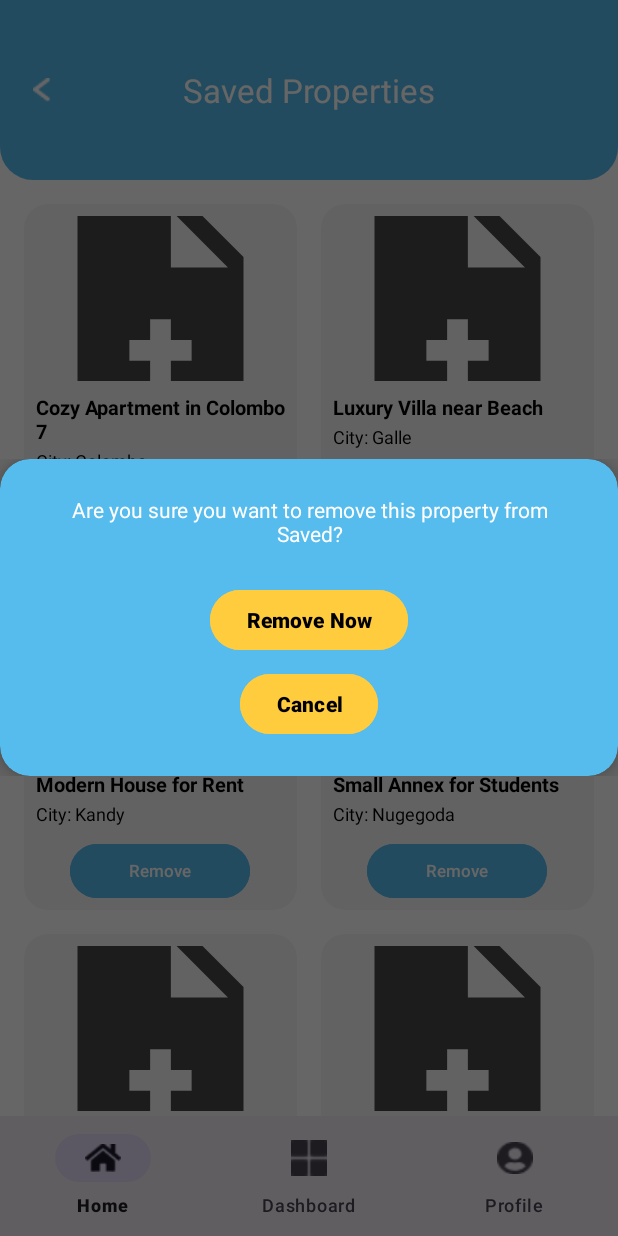
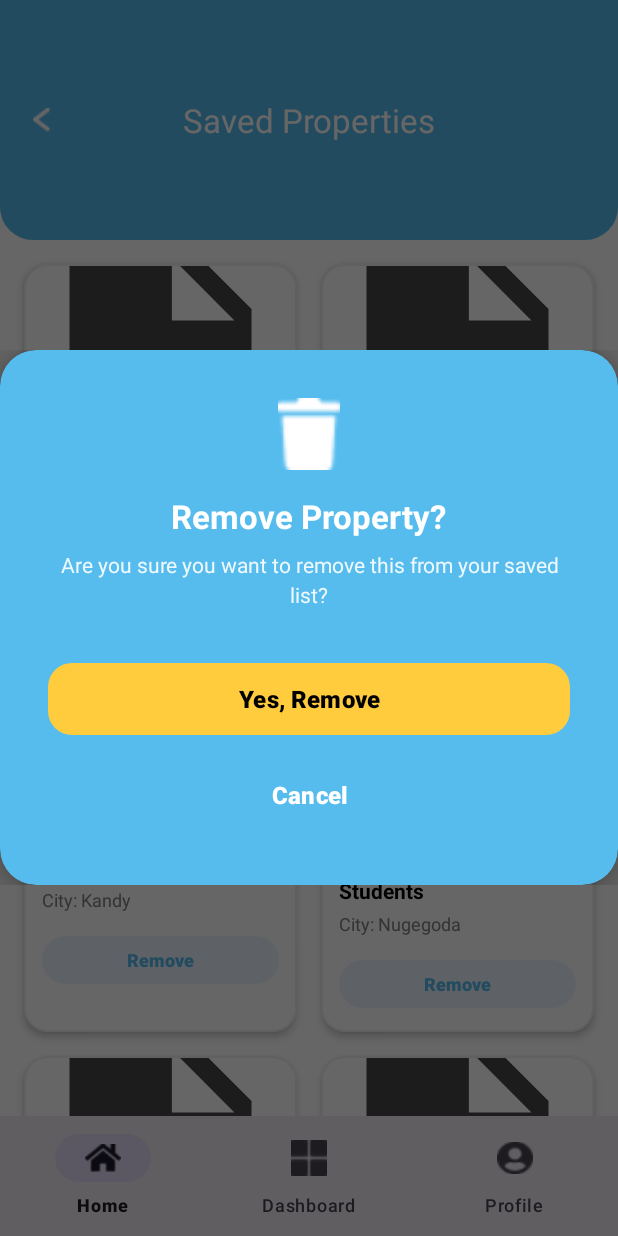
Before and after one commit to TGMeta-Bloom/tgm-rentify-android-mobile-application, an Android app: the SavedPropertiesFragment screen opened through its navigation route, after a tap on "Remove", on a phone screen of 412 x 824 dp. Run offline under Robolectric (Android 15) with nearby library versions, the phone set to English and light mode, and no system bars; our stand-ins replace navigation-ui.

Commit message:
Commit files

```diff
--- a/app/src/main/java/com/example/tgmrentify/view/LibraryFragment.kt
+++ b/app/src/main/java/com/example/tgmrentify/view/LibraryFragment.kt
@@ -7,7 +7,7 @@ import android.view.ViewGroup
 import androidx.fragment.app.Fragment
 import androidx.navigation.fragment.findNavController
 import androidx.recyclerview.widget.LinearLayoutManager
-import com.example.tgmrentify.R // Make sure to import your R for icons
+import com.example.tgmrentify.R
 import com.example.tgmrentify.databinding.FragmentLibraryBinding
 import com.example.tgmrentify.model.LibraryArticle
 import com.example.tgmrentify.model.LibraryCategory
@@ -62,6 +62,9 @@ class LibraryFragment : Fragment() {
             val bottomSheet = ArticleBottomSheet(article)
             bottomSheet.show(parentFragmentManager, "ArticleSheet")
         }
+
+        // --- CRITICAL: TRIGGER THE ANIMATION ---
+        binding.rvLibrary.scheduleLayoutAnimation()
     }
 
     override fun onDestroyView() { super.onDestroyView(); _binding = null }
--- /dev/null
+++ b/app/src/main/res/drawable/bg_white_circle_faded.xml
@@ -0,0 +1,4 @@
+<?xml version="1.0" encoding="utf-8"?>
+<shape xmlns:android="http://schemas.android.com/apk/res/android"
+    android:shape="oval">
+    <solid android:color="#33FFFFFF" /> </shape>
--- a/app/src/main/res/layout/dialog_remove_property.xml
+++ b/app/src/main/res/layout/dialog_remove_property.xml
@@ -1,48 +1,69 @@
 <?xml version="1.0" encoding="utf-8"?>
 <androidx.cardview.widget.CardView xmlns:android="http://schemas.android.com/apk/res/android"
     xmlns:app="http://schemas.android.com/apk/res-auto"
-    android:layout_width="300dp"
+    android:layout_width="320dp"
     android:layout_height="wrap_content"
     app:cardBackgroundColor="@color/app_blue"
-    app:cardCornerRadius="20dp"
-    app:cardElevation="8dp">
+    app:cardCornerRadius="24dp"
+    app:cardElevation="12dp">
 
     <LinearLayout
         android:layout_width="match_parent"
         android:layout_height="wrap_content"
+        android:gravity="center"
         android:orientation="vertical"
-        android:gravity="center"
-        android:padding="24dp">
+        android:padding="32dp">
+
+        <ImageView
+            android:layout_width="48dp"
+            android:layout_height="48dp"
+            android:layout_marginBottom="16dp"
+            android:src="@drawable/ic_delete"
+            app:tint="@color/white" />
+        <TextView
+            android:layout_width="wrap_content"
+            android:layout_height="wrap_content"
+            android:text="Remove Property?"
+            android:textColor="@color/white"
+            android:textSize="22sp"
+            android:textStyle="bold" />
 
         <TextView
             android:layout_width="wrap_content"
             android:layout_height="wrap_content"
-            android:text="Are you sure you want to remove this property from Saved?"
-            android:textColor="@color/white"
-            android:textAlignment="center"
-            android:textSize="14sp"
-            android:layout_marginBottom="24dp"/>
+            android:layout_marginTop="8dp"
+            android:layout_marginBottom="32dp"
+            android:gravity="center"
+            android:lineSpacingExtra="4dp"
+            android:text="Are you sure you want to remove this from your saved list?"
+            android:textColor="#E6FFFFFF"
+            android:textSize="14sp" />
 
         <com.google.android.material.button.MaterialButton
             android:id="@+id/btn_confirm_remove"
-            android:layout_width="wrap_content"
-            android:layout_height="wrap_content"
-            android:text="Remove Now"
+            android:layout_width="match_parent"
+            android:layout_height="56dp"
+            android:text="Yes, Remove"
             android:textColor="@color/black"
             android:textStyle="bold"
-            android:backgroundTint="@color/bright_yellow"
-            app:cornerRadius="20dp"
-            android:layout_marginBottom="8dp"/>
+            android:textSize="16sp"
+            app:backgroundTint="@color/bright_yellow"
+            app:cornerRadius="16dp"
+            app:elevation="0dp" />
 
         <com.google.android.material.button.MaterialButton
             android:id="@+id/btn_cancel_remove"
-            android:layout_width="wrap_content"
-            android:layout_height="wrap_content"
+            android:layout_width="match_parent"
+            android:layout_height="56dp"
+            android:layout_marginTop="8dp"
             android:text="Cancel"
-            android:textColor="@color/black"
+            android:textColor="@color/white"
+            android:textSize="16sp"
             android:textStyle="bold"
-            android:backgroundTint="@color/bright_yellow"
-            app:cornerRadius="20dp"/>
+            app:backgroundTint="@android:color/transparent"
+            app:rippleColor="#33FFFFFF"
+            app:cornerRadius="16dp"
+            app:elevation="0dp" />
 
     </LinearLayout>
 </androidx.cardview.widget.CardView>
--- a/app/src/main/res/layout/fragment_saved_properties.xml
+++ b/app/src/main/res/layout/fragment_saved_properties.xml
@@ -9,7 +9,7 @@
     <com.google.android.material.appbar.AppBarLayout
         android:id="@+id/app_bar_layout"
         android:layout_width="0dp"
-        android:layout_height="120dp"
+        android:layout_height="160dp"
         android:background="@drawable/rounded_drawer_header_bg"
         android:gravity="center_vertical"
         app:elevation="0dp"
--- a/app/src/main/res/layout/item_saved_property.xml
+++ b/app/src/main/res/layout/item_saved_property.xml
@@ -1,61 +1,69 @@
 <?xml version="1.0" encoding="utf-8"?>
-<androidx.cardview.widget.CardView xmlns:android="http://schemas.android.com/apk/res/android"
+<com.google.android.material.card.MaterialCardView xmlns:android="http://schemas.android.com/apk/res/android"
     xmlns:app="http://schemas.android.com/apk/res-auto"
     android:layout_width="match_parent"
     android:layout_height="wrap_content"
     android:layout_margin="8dp"
-    app:cardBackgroundColor="#F5F5F5"
+    app:cardBackgroundColor="@color/white"
     app:cardCornerRadius="16dp"
-    app:cardElevation="0dp">
+    app:cardElevation="3dp"
+    app:strokeColor="#F0F0F0"
+    app:strokeWidth="1dp">
 
     <LinearLayout
         android:layout_width="match_parent"
         android:layout_height="wrap_content"
         android:orientation="vertical"
-        android:padding="8dp">
+        android:paddingBottom="12dp">
 
         <com.google.android.material.imageview.ShapeableImageView
             android:id="@+id/iv_property_image"
             android:layout_width="match_parent"
-            android:layout_height="110dp"
+            android:layout_height="120dp"
             android:scaleType="centerCrop"
             android:src="@drawable/ic_add_image_placeholder"
             app:shapeAppearanceOverlay="@style/ShapeAppearance.Material3.Corner.Medium" />
+
+        <LinearLayout
+            android:layout_width="match_parent"
+            android:layout_height="wrap_content"
+            android:orientation="vertical"
+            android:paddingHorizontal="12dp"
+            android:paddingTop="8dp">
 
             <TextView
                 android:id="@+id/tv_property_title"
                 android:layout_width="match_parent"
                 android:layout_height="wrap_content"
-            android:layout_marginTop="8dp"
                 android:text="Cozy Apartment in Colombo 7"
                 android:textColor="@color/black"
-            android:textSize="13sp"
+                android:textSize="14sp"
                 android:textStyle="bold"
                 android:maxLines="2"
-            android:ellipsize="end"/>
+                android:ellipsize="end" />
 
             <TextView
                 android:id="@+id/tv_property_city"
                 android:layout_width="match_parent"
                 android:layout_height="wrap_content"
-            android:layout_marginTop="2dp"
+                android:layout_marginTop="4dp"
                 android:text="City: Colombo"
-            android:textColor="@color/black"
+                android:textColor="@color/app_text_gray"
                 android:textSize="12sp" />
 
             <com.google.android.material.button.MaterialButton
                 android:id="@+id/btn_remove"
-            android:layout_width="120dp"
-            android:layout_height="36dp"
+                style="@style/Widget.Material3.Button.TonalButton"
+                android:layout_width="match_parent"
+                android:layout_height="40dp"
                 android:layout_marginTop="12dp"
-            android:layout_gravity="center_horizontal"
-            android:backgroundTint="@color/app_blue"
                 android:text="Remove"
-            android:textSize="11sp"
-            android:insetTop="0dp"
-            android:insetBottom="0dp"
-            app:cornerRadius="18dp"
-            app:elevation="0dp"/>
-
+                android:textColor="@color/app_blue"
+                android:textSize="12sp"
+                android:textStyle="bold"
+                app:backgroundTint="#EBF5FF"
+                app:cornerRadius="20dp"
+                app:elevation="0dp" />
         </LinearLayout>
-</androidx.cardview.widget.CardView>
+    </LinearLayout>
+</com.google.android.material.card.MaterialCardView>
```
Also changed, not shown: app/src/main/res/layout/fragment_library.xml (+4 -5 lines), app/src/main/res/layout/item_library_category.xml (+38 -22 lines). Lines whose indentation alone changed are shown as unchanged.
